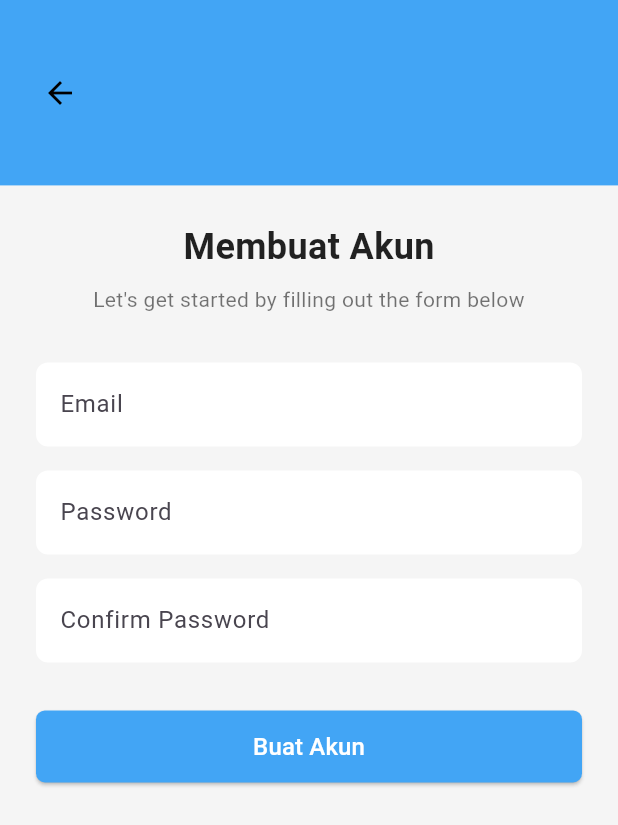
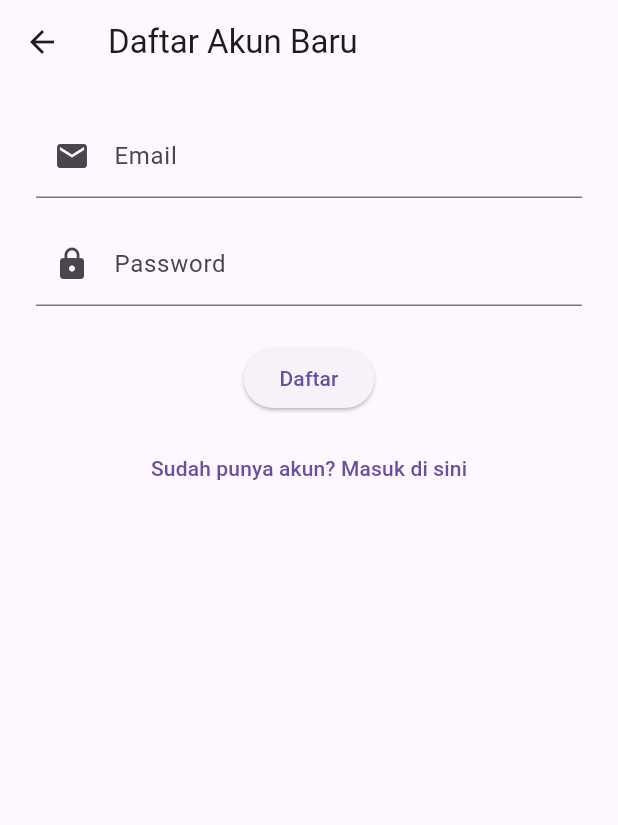
Before and after one commit to AhmadFadhelP/progress_app_part1-, a Flutter app: the SignupScreen screen opened directly, on a phone screen of 412 x 824 dp. Shown: the top 825 px of the screen. Run offline on Flutter 3.47's test engine with Material 3 defaults, Android fonts, the phone set to English and light mode, and no system bars; our stand-ins replace firebase_auth, firebase_core; accounts and stored records are empty.

Commit message:
saya commit baru nich

```diff
--- a/lib/screen/signup.dart
+++ b/lib/screen/signup.dart
@@ -1,138 +1,118 @@
+import 'package:firebase_auth/firebase_auth.dart';
 import 'package:flutter/material.dart';
 
-class SignupScreen extends StatelessWidget {
+class SignupScreen extends StatefulWidget {
   const SignupScreen({super.key});
 
   @override
+  State<SignupScreen> createState() => _SignupScreenState();
+}
+
+class _SignupScreenState extends State<SignupScreen> {
+  final TextEditingController _emailController = TextEditingController();
+  final TextEditingController _passwordController = TextEditingController();
+
+  bool _isLoading = false;
+  final FirebaseAuth _auth = FirebaseAuth.instance;
+
+  Future<void> _signUpWithEmailPassword() async {
+    setState(() {
+      _isLoading = true;
+    });
+
+    try {
+      // Coba buat akun baru dengan email dan password
+      UserCredential userCredential = await _auth.createUserWithEmailAndPassword(
+        email: _emailController.text.trim(),
+        password: _passwordController.text.trim(),
+      );
+
+      // Jika berhasil signup, navigasi ke dashboard
+      if (userCredential.user != null) {
+        Navigator.pushReplacementNamed(context, '/dashboard');
+      }
+    } on FirebaseAuthException catch (e) {
+      // Tangani error spesifik Firebase
+      String message = '';
+      if (e.code == 'email-already-in-use') {
+        message = 'Email sudah digunakan. Silakan coba email lain.';
+      } else if (e.code == 'invalid-email') {
+        message = 'Format email tidak valid.';
+      } else if (e.code == 'weak-password') {
+        message = 'Password terlalu lemah. Gunakan minimal 6 karakter.';
+      } else {
+        message = 'Terjadi kesalahan: ${e.message}';
+      }
+
+      // Tampilkan pesan error ke pengguna
+      ScaffoldMessenger.of(context).showSnackBar(
+        SnackBar(content: Text(message)),
+      );
+    } catch (e) {
+      // Tangani error lain
+      ScaffoldMessenger.of(context).showSnackBar(
+        SnackBar(content: Text('Terjadi kesalahan: $e')),
+      );
+    } finally {
+      setState(() {
+        _isLoading = false;
+      });
+    }
+  }
+
+  @override
+  void dispose() {
+    _emailController.dispose();
+    _passwordController.dispose();
+    super.dispose();
+  }
+
+  @override
   Widget build(BuildContext context) {
-
-    final size = MediaQuery.of(context).size;
-
     return Scaffold(
-      backgroundColor: Colors.grey.shade100,
+      appBar: AppBar(
+        title: const Text('Daftar Akun Baru'),
+      ),
       body: SafeArea(
+        child: Padding(
+          padding: const EdgeInsets.symmetric(horizontal: 24, vertical: 20),
           child: Column(
             children: [
-            // Header with back button
-            Container(
-              width: double.infinity,
-              height: size.height * 0.15,
-              color: Colors.blue.shade400,
-              padding: const EdgeInsets.symmetric(horizontal: 16),
-              child: Align(
-                alignment: Alignment.centerLeft,
-                child: IconButton(
-                  icon: const Icon(Icons.arrow_back, color: Colors.black),
-                  onPressed: () => Navigator.pop(context),
-                ),
-              ),
-            ),
-
-            // Form contents
-            Expanded(
-              child: SingleChildScrollView(
-                padding: const EdgeInsets.symmetric(horizontal: 24, vertical: 24),
-                child: Column(
-                  crossAxisAlignment: CrossAxisAlignment.start,
-                  children: [
-                    Center(
-                      child: Text(
-                        'Membuat Akun',
-                        style: TextStyle(
-                          fontSize: 24,
-                          fontWeight: FontWeight.bold,
-                          color: Colors.black87,
-                        ),
-                      ),
-                    ),
-                    const SizedBox(height: 8),
-                    Center(
-                      child: Text(
-                        'Let\'s get started by filling out the form below',
-                        style: TextStyle(
-                          fontSize: 14,
-                          color: Colors.black54,
-                        ),
-                        textAlign: TextAlign.center,
-                      ),
-                    ),
-                    const SizedBox(height: 32),
-
-                    // Email Field
               TextField(
-                      decoration: InputDecoration(
-                        hintText: 'Email',
-                        fillColor: Colors.white,
-                        filled: true,
-                        border: OutlineInputBorder(
-                          borderRadius: BorderRadius.circular(8),
-                          borderSide: BorderSide.none,
-                        ),
+                controller: _emailController,
+                keyboardType: TextInputType.emailAddress,
+                decoration: const InputDecoration(
+                  labelText: 'Email',
+                  prefixIcon: Icon(Icons.email),
                 ),
               ),
               const SizedBox(height: 16),
-
-                    // Password Field
               TextField(
+                controller: _passwordController,
                 obscureText: true,
-                      decoration: InputDecoration(
-                        hintText: 'Password',
-                        fillColor: Colors.white,
-                        filled: true,
-                        border: OutlineInputBorder(
-                          borderRadius: BorderRadius.circular(8),
-                          borderSide: BorderSide.none,
+                decoration: const InputDecoration(
+                  labelText: 'Password',
+                  prefixIcon: Icon(Icons.lock),
                 ),
               ),
+              const SizedBox(height: 24),
+              ElevatedButton(
+                onPressed: _isLoading ? null : _signUpWithEmailPassword,
+                child: _isLoading
+                    ? const CircularProgressIndicator(color: Colors.white)
+                    : const Text('Daftar'),
               ),
-                    const SizedBox(height: 16),
-
-                    // Confirm Password Field
-                    TextField(
-
-                      obscureText: true,
-                      decoration: InputDecoration(
-                        hintText: 'Confirm Password',
-                        fillColor: Colors.white,
-                        filled: true,
-                        border: OutlineInputBorder(
-                          borderRadius: BorderRadius.circular(8),
-                          borderSide: BorderSide.none,
-                        ),
-                      ),
-                    ),
-                    const SizedBox(height: 32),
-
-                    // Create Account Button
-                    SizedBox(
-                      width: double.infinity,
-                      height: 48,
-                      child: ElevatedButton(
+              const SizedBox(height: 12),
+              TextButton(
                 onPressed: () {
-                          // Placeholder untuk logika daftar
+                  Navigator.pushReplacementNamed(context, '/login');
                 },
-                        style: ElevatedButton.styleFrom(
-                          backgroundColor: Colors.blue.shade400,
-                          shape: RoundedRectangleBorder(
-                            borderRadius: BorderRadius.circular(6),
-                          ),
-                        ),
-                        child: const Text(
-                          'Buat Akun',
-                          style: TextStyle(
-                            color: Colors.white,
-                            fontSize: 16,
-                          ),
-                        ),
-                      ),
+                child: const Text('Sudah punya akun? Masuk di sini'),
               ),
             ],
           ),
         ),
       ),
-          ],
-        ),
-      ),
     );
   }
 }
--- a/pubspec.yaml
+++ b/pubspec.yaml
@@ -15,6 +15,10 @@ dependencies:
   flutter:
     sdk: flutter
   firebase_core: ^2.10.0
+  firebase_auth: ^4.4.0
+  firebase_dynamic_links: ^5.0.0
+  shared_preferences: ^2.1.1
+
   # Tambahkan plugin Firebase lain yang kamu butuhkan, misal:
   # firebase_auth: ^4.4.0
   # cloud_firestore: ^4.5.0
```
Also changed, not shown: lib/auth_service.dart (added, +41 -0 lines), lib/main.dart (+11 -2 lines), lib/screen/login.dart (+104 -91 lines), lib/firebase_options.dart, pubspec.lock, 5 other files. Lines whose indentation alone changed are shown as unchanged.
